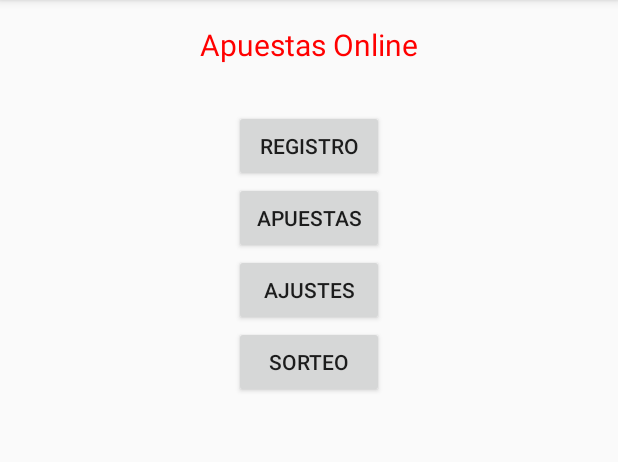
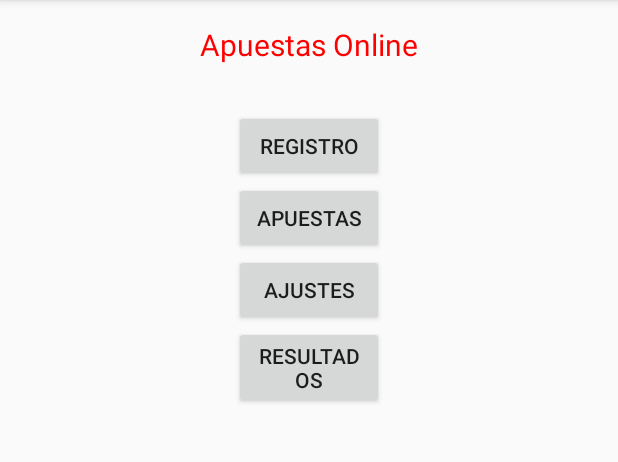
Before and after one commit to CPG55/Practica2UD2PMDM, an Android app: the screen it shows after launch (MainActivity), on a phone screen of 412 x 824 dp, the part 84-546 px from its top. Run offline under Robolectric (Android 15) with nearby library versions, the phone set to English and light mode, and no system bars.

```diff
--- a/app/src/main/java/carlosperez/pmdm/AjustesActivity.java
+++ b/app/src/main/java/carlosperez/pmdm/AjustesActivity.java
@@ -29,7 +29,7 @@ public class AjustesActivity extends Activity {
     @Override
     protected void onCreate(Bundle savedInstanceState) {
         super.onCreate(savedInstanceState);
-        setContentView(R.layout.activity_ajustes);
+        setContentView(R.layout.layout_ajustes);
 
         // ------------------  Configuración de las TABS. ---------------------- //
         //Referencia del contenedor TabHost del layout
--- a/app/src/main/java/carlosperez/pmdm/ApuestasActivity.java
+++ b/app/src/main/java/carlosperez/pmdm/ApuestasActivity.java
@@ -16,7 +16,7 @@ public class ApuestasActivity extends Activity {
     @Override
     protected void onCreate(Bundle savedInstanceState) {
         super.onCreate(savedInstanceState);
-        setContentView(R.layout.activity_apuestas);
+        setContentView(R.layout.layout_apuestas);
 
     }
 
--- a/app/src/main/java/carlosperez/pmdm/AyudaActivity.java
+++ b/app/src/main/java/carlosperez/pmdm/AyudaActivity.java
@@ -14,7 +14,7 @@ public class AyudaActivity extends AppCompatActivity {
     @Override
     protected void onCreate(Bundle savedInstanceState) {
         super.onCreate(savedInstanceState);
-        setContentView(R.layout.activity_ayuda);
+        setContentView(R.layout.layout_ayuda);
 
         Button miBotonVolver = findViewById(R.id.boton_AyudaVolver);
 
--- a/app/src/main/java/carlosperez/pmdm/InfoActivity.java
+++ b/app/src/main/java/carlosperez/pmdm/InfoActivity.java
@@ -16,7 +16,7 @@ public class InfoActivity extends AppCompatActivity {
     @Override
     protected void onCreate(Bundle savedInstanceState) {
         super.onCreate(savedInstanceState);
-        setContentView(R.layout.activity_info);
+        setContentView(R.layout.layout_info);
 
         Button miBotonVolver = findViewById(R.id.boton_InfoVolver);
 
--- a/app/src/main/java/carlosperez/pmdm/MainActivity.java
+++ b/app/src/main/java/carlosperez/pmdm/MainActivity.java
@@ -34,7 +34,7 @@ public class MainActivity extends AppCompatActivity {
         }
 
         super.onCreate(savedInstanceState);
-        setContentView(R.layout.activity_main);
+        setContentView(R.layout.layout_main);
 
         //cargarPreferencias();
 
@@ -156,6 +156,16 @@ public class MainActivity extends AppCompatActivity {
         }
     }
 
+
+    public void ejecutar_resultados(View vista) {
+
+
+    }
+
+
+
+
+
     // --------------------- FIN DE FUNCIONALIDAD DE LOS BOTONES ------------------------- //
 
     // -------------- METODOS ASOCIADOS A LAS PREFERENCIAS // SIN UTILIDAD ACTUAL -------------------------------- //
--- a/app/src/main/java/carlosperez/pmdm/RegistroActivity.java
+++ b/app/src/main/java/carlosperez/pmdm/RegistroActivity.java
@@ -24,7 +24,7 @@ public class RegistroActivity  extends AppCompatActivity {
     protected void onCreate(Bundle savedInstanceState) {
 
         super.onCreate(savedInstanceState);
-        setContentView(R.layout.activity_registro);
+        setContentView(R.layout.layout_registro);
         // Instancias de los campos registrados.
 
         EditText textoEdad = findViewById(R.id.editText_Edad);
--- a/app/src/main/res/layout-land/activity_apuestas.xml
+++ b/app/src/main/res/layout-land/layout_apuestas.xml
@@ -1,6 +1,5 @@
 <?xml version="1.0" encoding="utf-8"?>
 <TableLayout xmlns:android="http://schemas.android.com/apk/res/android"
-    xmlns:app="http://schemas.android.com/apk/res-auto"
     android:orientation="vertical"
     android:layout_width="wrap_content"
     android:layout_height="wrap_content"
--- a/app/src/main/res/layout-land/activity_main.xml
+++ b/app/src/main/res/layout-land/layout_main.xml
@@ -53,11 +53,12 @@
             />
 
         <Button
-            android:text="@string/boton_sorteo"
+            android:text="@string/boton_resultado"
             android:layout_width="match_parent"
             android:layout_height="wrap_content"
-            android:id="@+id/boton_Sorteo"
+            android:id="@+id/boton_resultado"
 
+            android:onClick="ejecutar_resultados"
             />
 
     </TableRow>
--- a/app/src/main/res/layout-ldltr/fragment_calendario.xml
+++ b/app/src/main/res/layout-ldltr/layout_fragment_calendario.xml
@@ -13,6 +13,6 @@
         android:layout_width="match_parent"
         android:layout_height="match_parent"
         android:textColor="#FFFFFF"
-        android:text="HOLA MUNDO CRUEL!!! yo soy un Fragment :)" />
+        android:text="Soy un Fragment :)" />
 
 </LinearLayout>
--- a/app/src/main/res/layout/activity_apuestas.xml
+++ b/app/src/main/res/layout/layout_apuestas.xml
@@ -1,6 +1,5 @@
 <?xml version="1.0" encoding="utf-8"?>
 <TableLayout xmlns:android="http://schemas.android.com/apk/res/android"
-    xmlns:app="http://schemas.android.com/apk/res-auto"
     android:orientation="vertical"
     android:layout_width="wrap_content"
     android:layout_height="wrap_content"
--- a/app/src/main/res/layout/activity_main.xml
+++ b/app/src/main/res/layout/layout_main.xml
@@ -58,11 +58,14 @@
         />
 
     <Button
-        android:id="@+id/boton_Sorteo"
-        android:text="@string/boton_sorteo"
+        android:id="@+id/boton_resultado"
+        android:text="@string/boton_resultado"
         android:layout_width="100dp"
         android:layout_height="wrap_content"
         android:layout_gravity="center"
+
+        android:onClick="ejecutar_resultados"
+
         />
 
     <!-- FIN DE LOS BOTONES ACTIVIDAD PRINCIPAL -->
--- /dev/null
+++ b/app/src/main/res/layout/layout_resultados.xml
@@ -0,0 +1,6 @@
+<?xml version="1.0" encoding="utf-8"?>
+<TableLayout xmlns:android="http://schemas.android.com/apk/res/android"
+    android:layout_width="match_parent"
+    android:layout_height="match_parent">
+
+</TableLayout>
--- a/app/src/main/res/values/strings.xml
+++ b/app/src/main/res/values/strings.xml
@@ -7,7 +7,7 @@
     <string name="boton_registro">Registro</string>
     <string name="boton_apuestas">Apuestas</string>
     <string name="boton_ajustes">Ajustes</string>
-    <string name="boton_sorteo">Sorteo</string>
+    <string name="boton_resultado">Resultados</string>
 
     <!-- Cadenas Activity Registro-->
     <string name="textview_tituloregistro">Registro</string>
@@ -46,7 +46,7 @@
 
     <string name="titulo_preferencias">Configuración de Apuestas OnLine</string>
     <string name="theme_swap">Cambio de tema de la app</string>
-    <string name="pref_theme">pref_theme</string>
+    <string name="pref_theme" translatable="false">pref_theme</string>
 
 
     <!-- Cadenas Imagenes Deportes -->
```
Also changed, not shown: app/src/main/java/carlosperez/pmdm/MiBaseDatosHelper.java (added, +42 -0 lines), app/src/main/java/carlosperez/pmdm/ResultadosActivity.java (added, +22 -0 lines), app/src/main/res/layout-land/layout_registro.xml (renamed from app/src/main/res/layout-land/activity_registro.xml), app/src/main/res/layout/layout_ajustes.xml (renamed from app/src/main/res/layout/activity_ajustes.xml), app/src/main/res/layout/layout_ayuda.xml (renamed from app/src/main/res/layout/activity_ayuda.xml), app/src/main/res/layout/layout_info.xml (renamed from app/src/main/res/layout/activity_info.xml), app/src/main/res/layout/layout_registro.xml (renamed from app/src/main/res/layout/activity_registro.xml), 1 other file.
